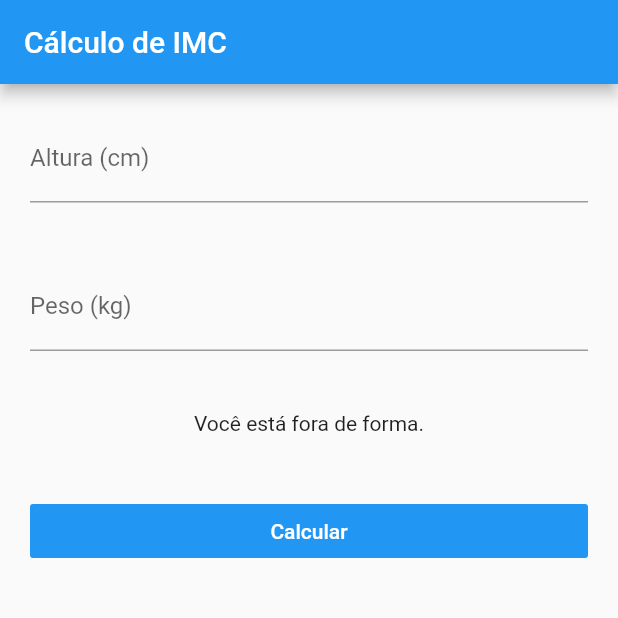
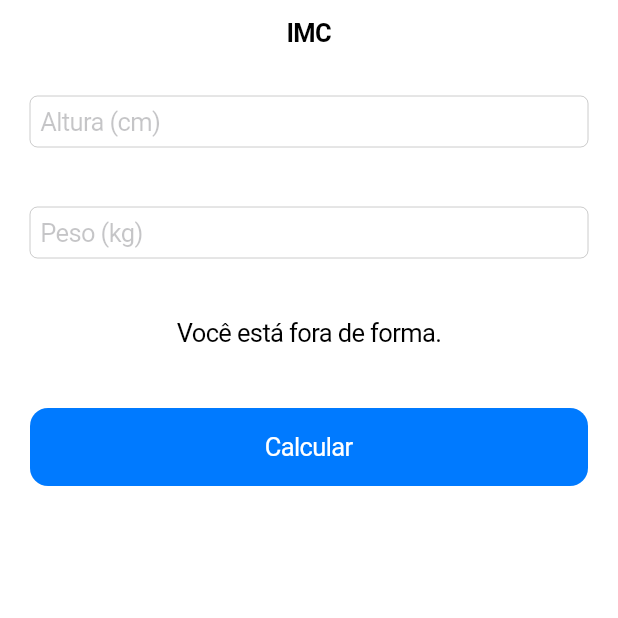
Before and after one commit to dmoitim/imc_flutter, a Flutter app: the screen it shows after launch, on a phone screen of 412 x 824 dp, the top half of it. Run offline on Flutter 3.47's test engine with Material 2 defaults, Android fonts, the phone set to English and light mode, and no system bars.

Commit message:
Criação da Home iOS do aplicativo

```diff
--- a/lib/main.dart
+++ b/lib/main.dart
@@ -2,5 +2,5 @@ import 'package:flutter/material.dart';
 import 'package:imc_flutter/ui/android/material-app.dart';
 import 'package:imc_flutter/ui/ios/cupertino-app.dart';
 
-void main() => runApp(MyMaterialApp());
-//void main() => runApp(MyCupertinoApp());
+//void main() => runApp(MyMaterialApp());
+void main() => runApp(MyCupertinoApp());
--- a/lib/ui/ios/pages/home.page.dart
+++ b/lib/ui/ios/pages/home.page.dart
@@ -8,6 +8,44 @@ class HomePage extends StatefulWidget {
 class _HomePageState extends State<HomePage> {
   @override
   Widget build(BuildContext context) {
-    return Container();
+    return CupertinoPageScaffold(
+      navigationBar: CupertinoNavigationBar(
+        middle: Text(
+          'IMC',
+        ),
+      ),
+      child: ListView(
+        children: <Widget>[
+          Padding(
+            padding: EdgeInsets.all(20),
+            child: CupertinoTextField(
+              placeholder: 'Altura (cm)',
+              keyboardType: TextInputType.number,
+            ),
+          ),
+          Padding(
+            padding: EdgeInsets.all(20),
+            child: CupertinoTextField(
+              placeholder: 'Peso (kg)',
+              keyboardType: TextInputType.number,
+            ),
+          ),
+          Padding(
+            padding: EdgeInsets.all(20),
+            child: Text(
+              'Você está fora de forma.',
+              textAlign: TextAlign.center,
+            ),
+          ),
+          Padding(
+            padding: EdgeInsets.all(20),
+            child: CupertinoButton.filled(
+              child: Text('Calcular'),
+              onPressed: () {},
+            ),
+          ),
+        ],
+      ),
+    );
   }
 }
```
